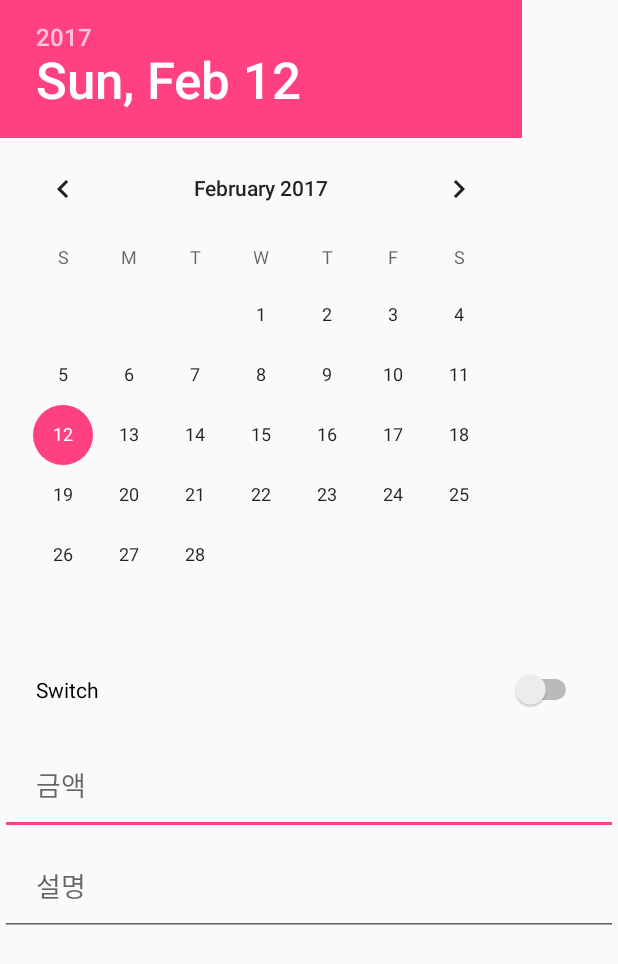
After one commit to NamKungYeonWoo/ShowMeTheMoney, an Android app: the layout dialog_money_entry.xml on its own in the app's theme, with its tools: preview values and no code run, on a phone screen of 412 x 824 dp. The commit adds this screen. Shown: the top 964 px of the screen. Run offline under Robolectric (Android 15) with nearby library versions, the phone set to English and light mode, and no system bars.

Commit message:
feat: 수입/지출 금액입력 Dialog 개발

```diff
--- a/app/src/main/java/com/zettafantasy/visualhousekeepingbook/MainActivity.java
+++ b/app/src/main/java/com/zettafantasy/visualhousekeepingbook/MainActivity.java
@@ -26,8 +26,10 @@ public class MainActivity extends AppCompatActivity {
                 Snackbar.make(view, "Replace with your own action", Snackbar.LENGTH_LONG)
                         .setAction("Action", null).show();
 
-                Intent startBarActivity = new Intent(MainActivity.this, BarChartActivity.class);
-                startActivity(startBarActivity);
+                MoneyEntryDialogFragment fragment = new MoneyEntryDialogFragment();
+                fragment.show(getFragmentManager(), "TAG");
+                //Intent startBarActivity = new Intent(MainActivity.this, BarChartActivity.class);
+                //startActivity(startBarActivity);
             }
         });
     }
--- /dev/null
+++ b/app/src/main/java/com/zettafantasy/visualhousekeepingbook/MoneyEntryDialogFragment.java
@@ -0,0 +1,36 @@
+package com.zettafantasy.visualhousekeepingbook;
+
+import android.app.AlertDialog;
+import android.app.Dialog;
+import android.app.DialogFragment;
+import android.content.DialogInterface;
+import android.os.Bundle;
+import android.view.LayoutInflater;
+
+/**
+ * Created by uije on 17. 2. 12.
+ */
+
+public class MoneyEntryDialogFragment extends DialogFragment {
+    @Override
+    public Dialog onCreateDialog(Bundle savedInstanceState) {
+        LayoutInflater inflater = getActivity().getLayoutInflater();
+
+        // Use the Builder class for convenient dialog construction
+        AlertDialog.Builder builder = new AlertDialog.Builder(getActivity());
+
+        builder.setView(inflater.inflate(R.layout.dialog_money_entry, null))
+                .setPositiveButton("FIRE", new DialogInterface.OnClickListener() {
+                    public void onClick(DialogInterface dialog, int id) {
+                        // FIRE ZE MISSILES!
+                    }
+                })
+                .setNegativeButton("CANCEL", new DialogInterface.OnClickListener() {
+                    public void onClick(DialogInterface dialog, int id) {
+                        // User cancelled the dialog
+                    }
+                });
+        // Create the AlertDialog object and return it
+        return builder.create();
+    }
+}
--- /dev/null
+++ b/app/src/main/res/layout/dialog_money_entry.xml
@@ -0,0 +1,66 @@
+<?xml version="1.0" encoding="utf-8"?>
+<ScrollView xmlns:android="http://schemas.android.com/apk/res/android"
+    android:layout_width="match_parent"
+    android:layout_height="match_parent">
+
+    <LinearLayout
+        android:layout_width="match_parent"
+        android:layout_height="match_parent"
+        android:orientation="vertical">
+
+        //date
+
+        <DatePicker
+            android:id="@+id/datePicker"
+            android:layout_width="match_parent"
+            android:layout_height="wrap_content" />
+
+        //income, expense
+
+        <Switch
+            android:id="@+id/switch1"
+            android:layout_width="match_parent"
+            android:layout_height="wrap_content"
+            android:paddingBottom="20dp"
+            android:paddingEnd="24dp"
+            android:paddingLeft="24dp"
+            android:paddingRight="24dp"
+            android:paddingStart="24dp"
+            android:paddingTop="20dp"
+            android:text="Switch" />
+
+        //et Money
+        <EditText
+            android:id="@+id/etMoney"
+            android:layout_width="match_parent"
+            android:layout_height="wrap_content"
+            android:ems="10"
+            android:paddingBottom="20dp"
+            android:paddingEnd="24dp"
+            android:paddingLeft="24dp"
+            android:paddingRight="24dp"
+            android:paddingStart="24dp"
+            android:paddingTop="20dp"
+            android:hint="@string/hint_et_money"
+            android:inputType="numberSigned">
+
+            <requestFocus />
+        </EditText>
+
+        //description
+
+        <EditText
+            android:id="@+id/etDesc"
+            android:layout_width="match_parent"
+            android:layout_height="wrap_content"
+            android:ems="10"
+            android:paddingBottom="20dp"
+            android:paddingEnd="24dp"
+            android:paddingLeft="24dp"
+            android:paddingRight="24dp"
+            android:paddingStart="24dp"
+            android:paddingTop="20dp"
+            android:hint="@string/hint_et_desc"
+            android:inputType="text" />
+    </LinearLayout>
+</ScrollView>
--- a/app/src/main/res/values/strings.xml
+++ b/app/src/main/res/values/strings.xml
@@ -1,4 +1,6 @@
 <resources>
     <string name="app_name">VisualHousekeepingBook</string>
     <string name="action_settings">Settings</string>
+    <string name="hint_et_money">금액</string>
+    <string name="hint_et_desc">설명</string>
 </resources>
```
